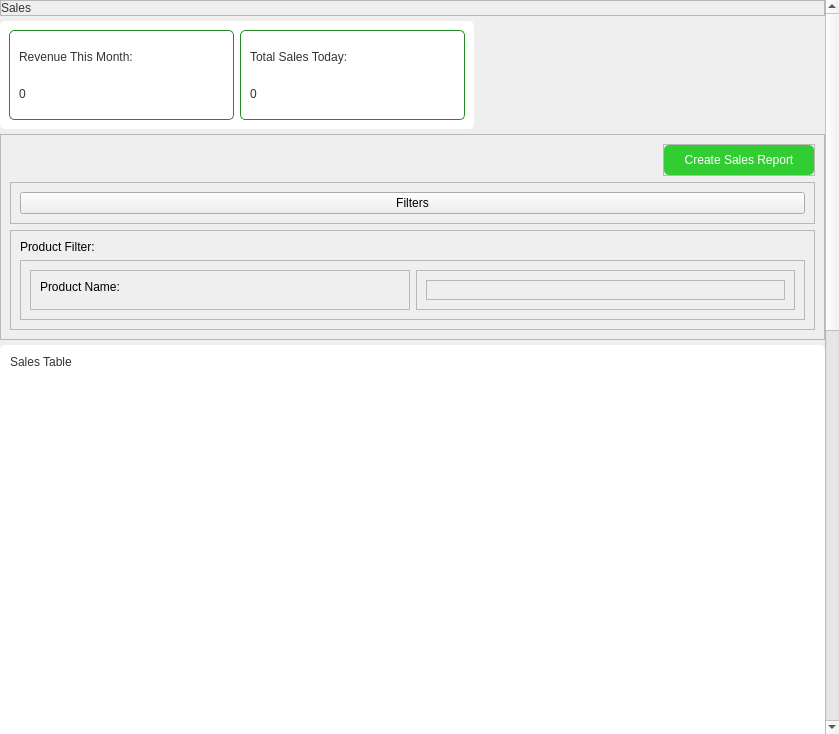
First picture: the form in app/src/ui/NEW/sales_report_page.ui, repository Kazu0210/Inventory-System, before the edit.
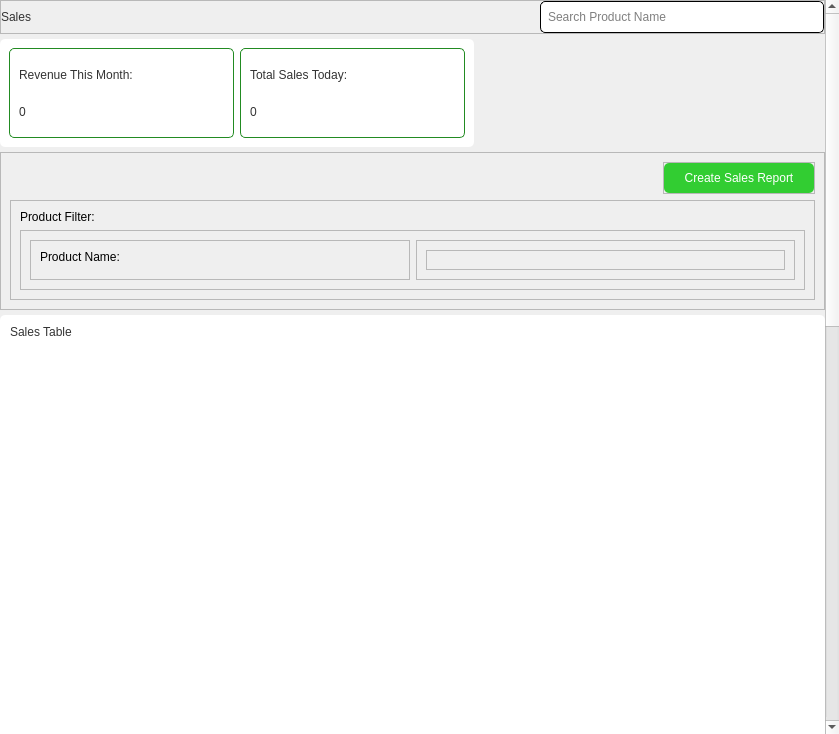
Second picture: the form after the edit. Icons and pictures are not drawn.

Patch:
```diff
--- a/app/src/ui/NEW/sales_report_page.ui
+++ b/app/src/ui/NEW/sales_report_page.ui
@@ -48,9 +48,9 @@
       <property name="geometry">
        <rect>
         <x>0</x>
-        <y>0</y>
+        <y>-7</y>
         <width>822</width>
-        <height>1703</height>
+        <height>1701</height>
        </rect>
       </property>
       <layout class="QVBoxLayout" name="verticalLayout_3">
@@ -93,7 +93,7 @@
           <property name="bottomMargin">
            <number>0</number>
           </property>
-          <item>
+          <item alignment="Qt::AlignLeft">
            <widget class="QLabel" name="label_7">
             <property name="styleSheet">
              <string notr="true">font: 87 16pt &quot;Noto Sans Black&quot;;
@@ -104,6 +104,88 @@
             </property>
            </widget>
           </item>
+          <item alignment="Qt::AlignRight">
+           <widget class="QFrame" name="frame_7">
+            <property name="styleSheet">
+             <string notr="true">border: 1px solid #000;
+border-radius: 5px;
+background-color: #fff;</string>
+            </property>
+            <property name="frameShape">
+             <enum>QFrame::StyledPanel</enum>
+            </property>
+            <property name="frameShadow">
+             <enum>QFrame::Raised</enum>
+            </property>
+            <layout class="QHBoxLayout" name="horizontalLayout_8">
+             <property name="spacing">
+              <number>0</number>
+             </property>
+             <property name="leftMargin">
+              <number>0</number>
+             </property>
+             <property name="topMargin">
+              <number>0</number>
+             </property>
+             <property name="rightMargin">
+              <number>0</number>
+             </property>
+             <property name="bottomMargin">
+              <number>0</number>
+             </property>
+             <item>
+              <widget class="QLineEdit" name="search_lineEdit">
+               <property name="sizePolicy">
+                <sizepolicy hsizetype="Fixed" vsizetype="Fixed">
+                 <horstretch>0</horstretch>
+                 <verstretch>0</verstretch>
+                </sizepolicy>
+               </property>
+               <property name="minimumSize">
+                <size>
+                 <width>250</width>
+                 <height>0</height>
+                </size>
+               </property>
+               <property name="styleSheet">
+                <string notr="true">border: none;
+padding: 5px;</string>
+               </property>
+               <property name="placeholderText">
+                <string>Search Product Name</string>
+               </property>
+              </widget>
+             </item>
+             <item>
+              <widget class="QPushButton" name="search_pushButton">
+               <property name="sizePolicy">
+                <sizepolicy hsizetype="Expanding" vsizetype="Expanding">
+                 <horstretch>0</horstretch>
+                 <verstretch>0</verstretch>
+                </sizepolicy>
+               </property>
+               <property name="minimumSize">
+                <size>
+                 <width>30</width>
+                 <height>30</height>
+                </size>
+               </property>
+               <property name="styleSheet">
+                <string notr="true">border: none;
+background-color: #fff;</string>
+               </property>
+               <property name="text">
+                <string/>
+               </property>
+               <property name="icon">
+                <iconset>
+                 <normaloff>../../../resources/icons/black-theme/search.png</normaloff>../../../resources/icons/black-theme/search.png</iconset>
+               </property>
+              </widget>
+             </item>
+            </layout>
+           </widget>
+          </item>
          </layout>
         </widget>
        </item>
@@ -322,25 +404,6 @@
             </layout>
            </widget>
           </item>
-          <item>
-           <widget class="QFrame" name="frame_14">
-            <property name="frameShape">
-             <enum>QFrame::StyledPanel</enum>
-            </property>
-            <property name="frameShadow">
-             <enum>QFrame::Raised</enum>
-            </property>
-            <layout class="QVBoxLayout" name="verticalLayout_8">
-             <item>
-              <widget class="QPushButton" name="productFilter_pushButton">
-               <property name="text">
-                <string>Filters</string>
-               </property>
-              </widget>
-             </item>
-            </layout>
-           </widget>
-          </item>
           <item>
            <widget class="QFrame" name="frame_15">
             <property name="frameShape">
@@ -487,13 +550,13 @@
             <property name="minimumSize">
              <size>
               <width>0</width>
-              <height>550</height>
+              <height>600</height>
              </size>
             </property>
             <property name="maximumSize">
              <size>
               <width>16777215</width>
-              <height>550</height>
+              <height>600</height>
              </size>
             </property>
            </widget>
```
Left out of the diff: 3 changed lines with no effect on the pictures.
